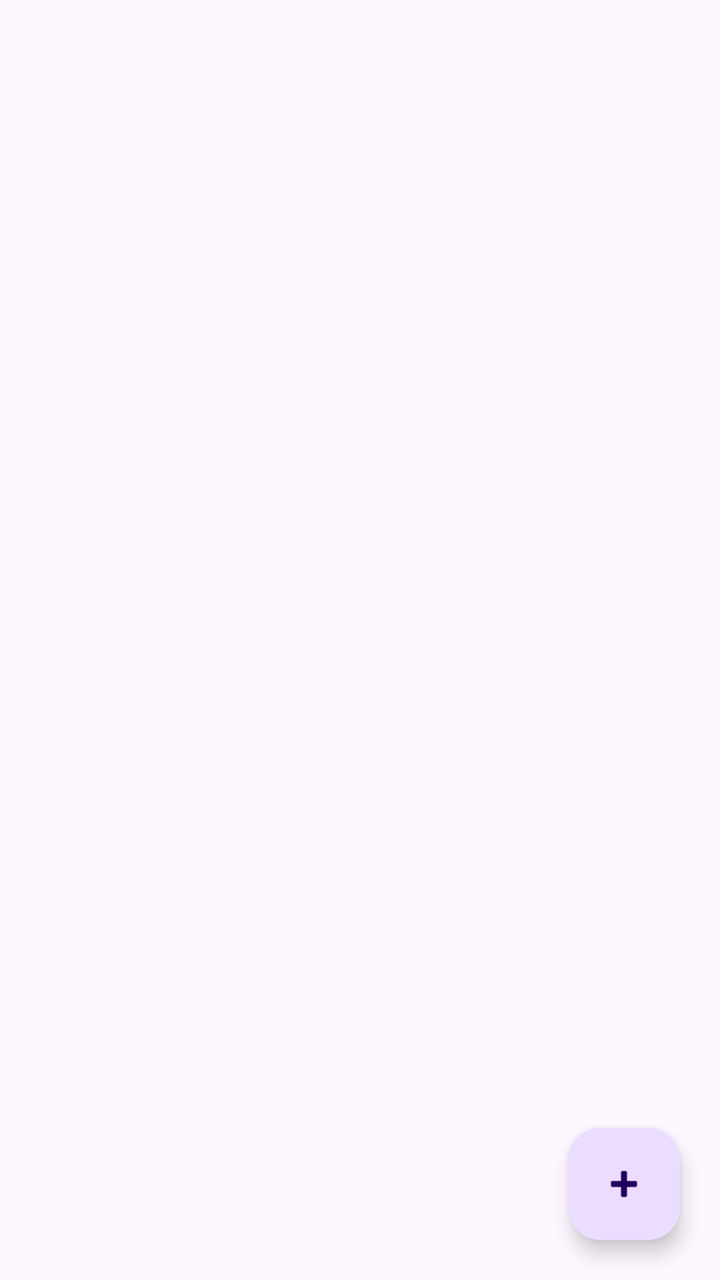
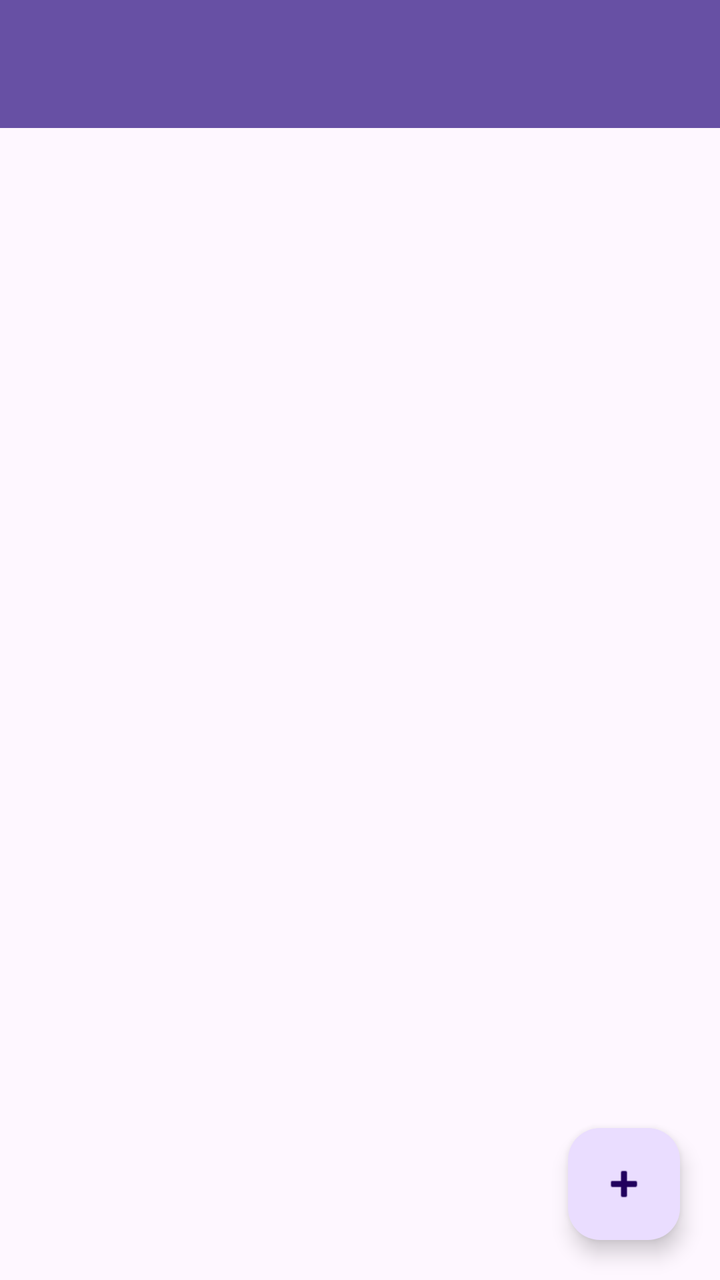

An Android layout rendered at two revisions. The XML below is the earlier revision; the diff shows what the commit changed to produce the second picture.
<!-- AndroidManifest.xml: application theme Theme.TradeIt -->
<!-- res/layout/activity_categories.xml -->
<?xml version="1.0" encoding="utf-8"?>
<androidx.constraintlayout.widget.ConstraintLayout xmlns:android="http://schemas.android.com/apk/res/android"
    xmlns:app="http://schemas.android.com/apk/res-auto"
    xmlns:tools="http://schemas.android.com/tools"
    android:id="@+id/main"
    android:layout_width="match_parent"
    android:layout_height="match_parent"
    tools:context=".CategoriesActivity">

    <com.google.android.material.floatingactionbutton.FloatingActionButton
        android:id="@+id/floatingActionButton"
        android:layout_width="wrap_content"
        android:layout_height="wrap_content"
        android:layout_marginEnd="20dp"
        android:layout_marginBottom="20dp"
        android:clickable="true"
        app:layout_constraintBottom_toBottomOf="parent"
        app:layout_constraintEnd_toEndOf="parent"
        app:srcCompat="@android:drawable/ic_input_add" />

    <androidx.recyclerview.widget.RecyclerView
        android:id="@+id/rcView"
        android:layout_width="0dp"
        android:layout_height="wrap_content"
        android:layout_marginStart="20dp"
        android:layout_marginTop="10dp"
        android:layout_marginEnd="20dp"
        app:layout_constraintEnd_toEndOf="parent"
        app:layout_constraintStart_toStartOf="parent"
        app:layout_constraintTop_toTopOf="parent" />
</androidx.constraintlayout.widget.ConstraintLayout>
<!-- resources referenced by this layout -->
<resources>
  <style name="Theme.TradeIt" parent="Base.Theme.TradeIt" />
  <style name="Base.Theme.TradeIt" parent="Theme.Material3.DayNight.NoActionBar">
          
          
      </style>
</resources>

<!-- the commit's change to res/layout/activity_categories.xml (unified diff, before → after) -->
@@ -6,6 +6,19 @@
     android:layout_width="match_parent"
     android:layout_height="match_parent"
     tools:context=".CategoriesActivity">
+
+    <androidx.appcompat.widget.Toolbar
+        android:id="@+id/toolbar2"
+        android:layout_width="0dp"
+        android:layout_height="wrap_content"
+        android:background="?attr/colorPrimary"
+        android:minHeight="?attr/actionBarSize"
+        app:layout_constraintEnd_toEndOf="parent"
+        app:layout_constraintStart_toStartOf="parent"
+        app:layout_constraintVertical_chainStyle="packed"
+        android:theme="@style/ThemeOverlay.AppCompat.Dark.ActionBar"
+        app:popupTheme="@style/ThemeOverlay.AppCompat.Light"
+        tools:layout_editor_absoluteY="-2dp" />
 
     <com.google.android.material.floatingactionbutton.FloatingActionButton
         android:id="@+id/floatingActionButton"
@@ -26,6 +39,7 @@
         android:layout_marginTop="10dp"
         android:layout_marginEnd="20dp"
         app:layout_constraintEnd_toEndOf="parent"
+        app:layout_constraintHorizontal_bias="0.0"
         app:layout_constraintStart_toStartOf="parent"
-        app:layout_constraintTop_toTopOf="parent" />
+        app:layout_constraintTop_toBottomOf="@+id/toolbar2" />
 </androidx.constraintlayout.widget.ConstraintLayout>
